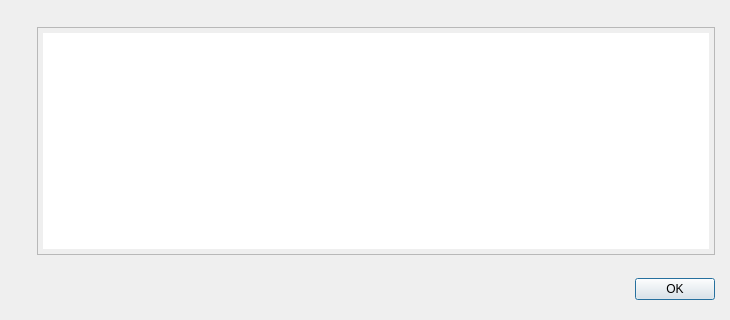
The window that src/qt/forms/helpmessagedialog.ui (koyotecoin/koyotecoin) describes before a commit, drawn with Qt 5.
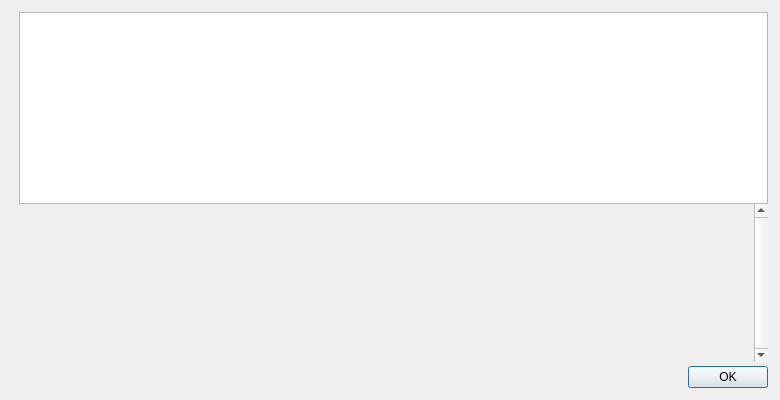
The same window after the commit. Icons and pictures are not drawn.

Commit message: qt/forms: fix helpmessagedialog.ui

```diff
--- a/src/qt/forms/helpmessagedialog.ui
+++ b/src/qt/forms/helpmessagedialog.ui
@@ -6,8 +6,8 @@
    <rect>
     <x>0</x>
     <y>0</y>
-    <width>730</width>
-    <height>320</height>
+    <width>780</width>
+    <height>400</height>
    </rect>
   </property>
   <layout class="QHBoxLayout" name="horizontalLayout_2">
@@ -27,229 +27,122 @@
     <number>12</number>
    </property>
    <item>
-    <layout class="QVBoxLayout" name="verticalLayoutLogo" stretch="0">
+    <layout class="QVBoxLayout" name="verticalLayoutLogo" stretch="0,0">
      <property name="leftMargin">
       <number>0</number>
      </property>
      <property name="topMargin">
-      <number>0</number>
+      <number>4</number>
      </property>
      <property name="rightMargin">
       <number>0</number>
      </property>
      <item>
-      <widget class="QGroupBox" name="groupBox">
-       <property name="styleSheet">
-        <string notr="true">QGroupBox#groupBox_2 {border:0;}
-QGroupBox#groupBox_3 {border:0;}
-QGroupBox#groupBox {border:0;}</string>
+      <widget class="QLabel" name="aboutLogo">
+       <property name="sizePolicy">
+        <sizepolicy hsizetype="Preferred" vsizetype="Ignored">
+         <horstretch>0</horstretch>
+         <verstretch>0</verstretch>
+        </sizepolicy>
        </property>
-       <property name="title">
-        <string/>
+       <property name="maximumSize">
+        <size>
+         <width>100</width>
+         <height>100</height>
+        </size>
        </property>
-       <property name="flat">
+       <property name="pixmap">
+        <pixmap resource="../bitcoin.qrc">:/icons/bitcoin</pixmap>
+       </property>
+       <property name="scaledContents">
         <bool>true</bool>
        </property>
-       <layout class="QVBoxLayout" name="verticalLayout_3">
-        <property name="leftMargin">
-         <number>0</number>
-        </property>
-        <property name="topMargin">
-         <number>0</number>
-        </property>
-        <property name="rightMargin">
-         <number>0</number>
-        </property>
-        <property name="bottomMargin">
-         <number>0</number>
-        </property>
-        <item>
-         <layout class="QVBoxLayout" name="verticalLayout_2">
-          <property name="spacing">
-           <number>20</number>
-          </property>
-          <property name="bottomMargin">
-           <number>35</number>
-          </property>
-          <item>
-           <widget class="QLabel" name="aboutLogo">
-            <property name="sizePolicy">
-             <sizepolicy hsizetype="Preferred" vsizetype="Ignored">
-              <horstretch>0</horstretch>
-              <verstretch>0</verstretch>
-             </sizepolicy>
-            </property>
-            <property name="maximumSize">
-             <size>
-              <width>100</width>
-              <height>100</height>
-             </size>
-            </property>
-            <property name="pixmap">
-             <pixmap resource="../koyotecoin.qrc">:/icons/koyotecoin</pixmap>
-            </property>
-            <property name="scaledContents">
-             <bool>true</bool>
-            </property>
-            <property name="alignment">
-             <set>Qt::AlignCenter</set>
-            </property>
-            <property name="margin">
-             <number>1</number>
-            </property>
-           </widget>
-          </item>
-          <item>
-           <widget class="QLabel" name="aboutLogoHowloshi">
-            <property name="sizePolicy">
-             <sizepolicy hsizetype="Preferred" vsizetype="Ignored">
-              <horstretch>0</horstretch>
-              <verstretch>0</verstretch>
-             </sizepolicy>
-            </property>
-            <property name="maximumSize">
-             <size>
-              <width>100</width>
-              <height>100</height>
-             </size>
-            </property>
-            <property name="text">
-             <string/>
-            </property>
-            <property name="pixmap">
-             <pixmap resource="../koyotecoin.qrc">:/icons/howloshi</pixmap>
-            </property>
-            <property name="scaledContents">
-             <bool>true</bool>
-            </property>
-            <property name="alignment">
-             <set>Qt::AlignCenter</set>
-            </property>
-            <property name="wordWrap">
-             <bool>false</bool>
-            </property>
-            <property name="margin">
-             <number>1</number>
-            </property>
-           </widget>
-          </item>
-         </layout>
-        </item>
-       </layout>
+       <property name="alignment">
+        <set>Qt::AlignLeading|Qt::AlignLeft|Qt::AlignTop</set>
+       </property>
+      </widget>
+     </item>
+     <item>
+      <widget class="QFrame" name="frame">
+       <property name="frameShape">
+        <enum>QFrame::NoFrame</enum>
+       </property>
+       <property name="frameShadow">
+        <enum>QFrame::Raised</enum>
+       </property>
       </widget>
      </item>
     </layout>
    </item>
    <item>
     <layout class="QVBoxLayout" name="verticalLayout">
-     <property name="spacing">
-      <number>0</number>
-     </property>
      <item>
-      <widget class="QGroupBox" name="groupBox_2">
-       <property name="styleSheet">
-        <string notr="true">QGroupBox#groupBox_2 {border:0;}
-QGroupBox#groupBox_3 {border:0;}
-QGroupBox#groupBox {border:0;}</string>
+      <widget class="QTextEdit" name="helpMessage">
+       <property name="readOnly">
+        <bool>true</bool>
        </property>
-       <property name="title">
-        <string/>
+      </widget>
+     </item>
+     <item>
+      <widget class="QScrollArea" name="scrollArea">
+       <property name="frameShape">
+        <enum>QFrame::NoFrame</enum>
        </property>
-       <property name="flat">
+       <property name="verticalScrollBarPolicy">
+        <enum>Qt::ScrollBarAlwaysOn</enum>
+       </property>
+       <property name="widgetResizable">
         <bool>true</bool>
        </property>
-       <layout class="QVBoxLayout" name="verticalLayout_5">
-        <property name="spacing">
-         <number>6</number>
-        </property>
-        <property name="rightMargin">
-         <number>0</number>
-        </property>
-        <item>
-         <layout class="QVBoxLayout" name="verticalLayout_4">
-          <item>
-           <widget class="QTextEdit" name="aboutMessage">
-            <property name="maximumSize">
-             <size>
-              <width>16777215</width>
-              <height>16777215</height>
-             </size>
-            </property>
-            <property name="styleSheet">
-             <string notr="true">QTextEdit#aboutMessage { padding-left:5; padding-top:5; padding-bottom:5; padding-right:5}</string>
-            </property>
-            <property name="frameShadow">
-             <enum>QFrame::Plain</enum>
-            </property>
-            <property name="lineWidth">
-             <number>1</number>
-            </property>
-            <property name="lineWrapMode">
-             <enum>QTextEdit::WidgetWidth</enum>
-            </property>
-            <property name="readOnly">
-             <bool>true</bool>
-            </property>
-            <property name="textInteractionFlags">
-             <set>Qt::TextBrowserInteraction</set>
-            </property>
-            <property name="placeholderText">
-             <string/>
-            </property>
-           </widget>
-          </item>
-         </layout>
-        </item>
-       </layout>
+       <widget class="QWidget" name="scrollAreaWidgetContents">
+        <layout class="QVBoxLayout" name="verticalLayout_2">
+         <item>
+          <widget class="QLabel" name="aboutMessage">
+           <property name="cursor">
+            <cursorShape>IBeamCursor</cursorShape>
+           </property>
+           <property name="textFormat">
+            <enum>Qt::PlainText</enum>
+           </property>
+           <property name="alignment">
+            <set>Qt::AlignLeading|Qt::AlignLeft|Qt::AlignTop</set>
+           </property>
+           <property name="openExternalLinks">
+            <bool>true</bool>
+           </property>
+           <property name="textInteractionFlags">
+            <set>Qt::LinksAccessibleByMouse|Qt::TextSelectableByKeyboard|Qt::TextSelectableByMouse</set>
+           </property>
+          </widget>
+         </item>
+        </layout>
+       </widget>
       </widget>
      </item>
      <item>
-      <widget class="QGroupBox" name="groupBox_3">
-       <property name="styleSheet">
-        <string notr="true">QGroupBox#groupBox_2 {border:0;}
-QGroupBox#groupBox_3 {border:0;}
-QGroupBox#groupBox {border:0;}</string>
+      <spacer name="verticalSpacer">
+       <property name="orientation">
+        <enum>Qt::Vertical</enum>
        </property>
-       <property name="title">
-        <string/>
+       <property name="sizeType">
+        <enum>QSizePolicy::Fixed</enum>
        </property>
-       <property name="flat">
-        <bool>true</bool>
+       <property name="sizeHint" stdset="0">
+        <size>
+         <width>4</width>
+         <height>4</height>
+        </size>
        </property>
-       <layout class="QVBoxLayout" name="verticalLayout_7">
-        <property name="spacing">
-         <number>10</number>
-        </property>
-        <property name="leftMargin">
-         <number>9</number>
-        </property>
-        <property name="topMargin">
-         <number>5</number>
-        </property>
-        <property name="rightMargin">
-         <number>0</number>
-        </property>
-        <property name="bottomMargin">
-         <number>5</number>
-        </property>
-        <item>
-         <layout class="QVBoxLayout" name="verticalLayout_6">
-          <property name="spacing">
-           <number>10</number>
-          </property>
-          <item>
-           <widget class="QDialogButtonBox" name="okButton">
-            <property name="orientation">
-             <enum>Qt::Horizontal</enum>
-            </property>
-            <property name="standardButtons">
-             <set>QDialogButtonBox::Ok</set>
-            </property>
-           </widget>
-          </item>
-         </layout>
-        </item>
-       </layout>
+      </spacer>
+     </item>
+     <item>
+      <widget class="QDialogButtonBox" name="okButton">
+       <property name="orientation">
+        <enum>Qt::Horizontal</enum>
+       </property>
+       <property name="standardButtons">
+        <set>QDialogButtonBox::Ok</set>
+       </property>
       </widget>
      </item>
     </layout>
```
Left out of the diff: 2 changed lines with no effect on the pictures.
